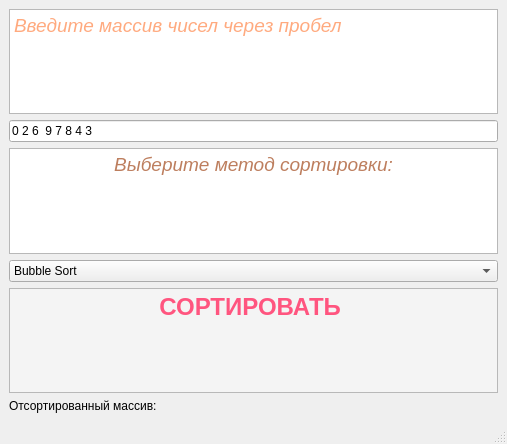
Above: untitled.ui from fsfsnfmdkdo/cursovoi before the change. Below: the same form after it.
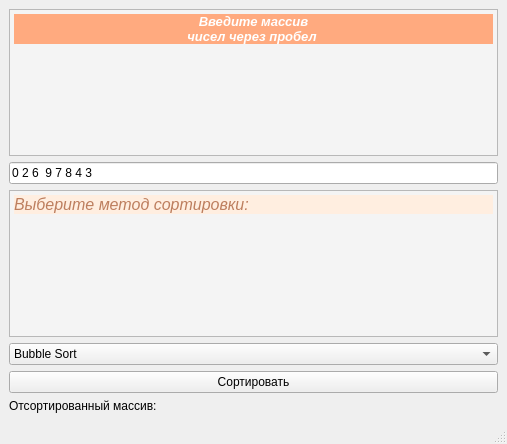
That is the form after the change.

Commit message: амогус

The edit to the form file:
```diff
--- a/untitled.ui
+++ b/untitled.ui
@@ -19,11 +19,10 @@
      <widget class="QTextEdit" name="textEdit">
       <property name="html">
        <string>&lt;!DOCTYPE HTML PUBLIC &quot;-//W3C//DTD HTML 4.0//EN&quot; &quot;http://www.w3.org/TR/REC-html40/strict.dtd&quot;&gt;
-&lt;html&gt;&lt;head&gt;&lt;meta name=&quot;qrichtext&quot; content=&quot;1&quot; /&gt;&lt;style type=&quot;text/css&quot;&gt;
+&lt;html&gt;&lt;head&gt;&lt;meta name=&quot;qrichtext&quot; content=&quot;1&quot; /&gt;&lt;title&gt;Квадрат&lt;/title&gt;&lt;style type=&quot;text/css&quot;&gt;
 p, li { white-space: pre-wrap; }
-&lt;/style&gt;&lt;/head&gt;&lt;body style=&quot; font-family:'MS Shell Dlg 2'; font-size:7.8pt; font-weight:400; font-style:normal;&quot;&gt;
-&lt;p style=&quot; margin-top:12px; margin-bottom:12px; margin-left:0px; margin-right:0px; -qt-block-indent:0; text-indent:0px;&quot;&gt;&lt;span style=&quot; font-size:14pt; font-style:italic; color:#ffaa7f;&quot;&gt;Введите массив чисел через пробел&lt;/span&gt;&lt;/p&gt;
-&lt;p style=&quot;-qt-paragraph-type:empty; margin-top:12px; margin-bottom:12px; margin-left:0px; margin-right:0px; -qt-block-indent:0; text-indent:0px; font-size:14pt; font-style:italic; color:#ffaa7f;&quot;&gt;&lt;br /&gt;&lt;/p&gt;&lt;/body&gt;&lt;/html&gt;</string>
+&lt;/style&gt;&lt;/head&gt;&lt;body style=&quot; font-family:'MS Shell Dlg 2'; font-size:7.8pt; font-weight:400; font-style:normal;&quot; bgcolor=&quot;#f4f4f4&quot;&gt;
+&lt;p align=&quot;center&quot; style=&quot; margin-top:0px; margin-bottom:0px; margin-left:0px; margin-right:0px; -qt-block-indent:0; text-indent:0px; background-color:#ffaa7f;&quot;&gt;&lt;span style=&quot; font-family:'Arial,sans-serif'; font-size:10pt; font-weight:600; font-style:italic; color:#ffffff;&quot;&gt;Введите массив&lt;br /&gt;чисел через пробел&lt;/span&gt;&lt;span style=&quot; font-family:'Arial,sans-serif'; font-size:8pt;&quot;&gt; &lt;/span&gt;&lt;/p&gt;&lt;/body&gt;&lt;/html&gt;</string>
       </property>
      </widget>
     </item>
@@ -38,10 +37,10 @@
      <widget class="QTextEdit" name="textEdit_2">
       <property name="html">
        <string>&lt;!DOCTYPE HTML PUBLIC &quot;-//W3C//DTD HTML 4.0//EN&quot; &quot;http://www.w3.org/TR/REC-html40/strict.dtd&quot;&gt;
-&lt;html&gt;&lt;head&gt;&lt;meta name=&quot;qrichtext&quot; content=&quot;1&quot; /&gt;&lt;style type=&quot;text/css&quot;&gt;
+&lt;html&gt;&lt;head&gt;&lt;meta name=&quot;qrichtext&quot; content=&quot;1&quot; /&gt;&lt;title&gt;Выбор метода сортировки&lt;/title&gt;&lt;style type=&quot;text/css&quot;&gt;
 p, li { white-space: pre-wrap; }
-&lt;/style&gt;&lt;/head&gt;&lt;body style=&quot; font-family:'MS Shell Dlg 2'; font-size:7.8pt; font-weight:400; font-style:normal;&quot;&gt;
-&lt;p align=&quot;center&quot; style=&quot; margin-top:0px; margin-bottom:0px; margin-left:0px; margin-right:0px; -qt-block-indent:0; text-indent:0px;&quot;&gt;&lt;span style=&quot; font-size:14pt; font-style:italic; color:#bd7e5e;&quot;&gt;Выберите метод сортировки:&lt;/span&gt;&lt;/p&gt;&lt;/body&gt;&lt;/html&gt;</string>
+&lt;/style&gt;&lt;/head&gt;&lt;body style=&quot; font-family:'MS Shell Dlg 2'; font-size:7.8pt; font-weight:400; font-style:normal;&quot; bgcolor=&quot;#f4f4f4&quot;&gt;
+&lt;p style=&quot; margin-top:0px; margin-bottom:0px; margin-left:0px; margin-right:0px; -qt-block-indent:0; text-indent:0px; background-color:#ffeee0;&quot;&gt;&lt;span style=&quot; font-family:'Roboto,sans-serif'; font-size:12pt; font-style:italic; color:#bd7e5e;&quot;&gt;Выберите метод сортировки:&lt;/span&gt;&lt;span style=&quot; font-family:'Roboto,sans-serif'; font-size:8pt;&quot;&gt; &lt;/span&gt;&lt;/p&gt;&lt;/body&gt;&lt;/html&gt;</string>
       </property>
      </widget>
     </item>
@@ -75,13 +74,9 @@
      </widget>
     </item>
     <item>
-     <widget class="QTextEdit" name="textEdit_3">
-      <property name="html">
-       <string>&lt;!DOCTYPE HTML PUBLIC &quot;-//W3C//DTD HTML 4.0//EN&quot; &quot;http://www.w3.org/TR/REC-html40/strict.dtd&quot;&gt;
-&lt;html&gt;&lt;head&gt;&lt;meta name=&quot;qrichtext&quot; content=&quot;1&quot; /&gt;&lt;title&gt;Сортировать&lt;/title&gt;&lt;style type=&quot;text/css&quot;&gt;
-p, li { white-space: pre-wrap; }
-&lt;/style&gt;&lt;/head&gt;&lt;body style=&quot; font-family:'MS Shell Dlg 2'; font-size:7.8pt; font-weight:400; font-style:normal;&quot; bgcolor=&quot;#f4f4f4&quot;&gt;
-&lt;p align=&quot;center&quot; style=&quot; margin-top:12px; margin-bottom:12px; margin-left:0px; margin-right:0px; -qt-block-indent:0; text-indent:0px;&quot;&gt;&lt;span style=&quot; font-family:'Arial,sans-serif'; font-size:18pt; font-weight:600; color:#ff557f;&quot;&gt;СОРТИРОВАТЬ&lt;/span&gt;&lt;span style=&quot; font-size:18pt; font-weight:600;&quot;&gt; &lt;/span&gt;&lt;/p&gt;&lt;/body&gt;&lt;/html&gt;</string>
+     <widget class="QPushButton" name="pushButton">
+      <property name="text">
+       <string>Сортировать</string>
       </property>
      </widget>
     </item>
```
Left out of the diff: 3 changed lines with no effect on the pictures. The commit also changes 2 other files.
